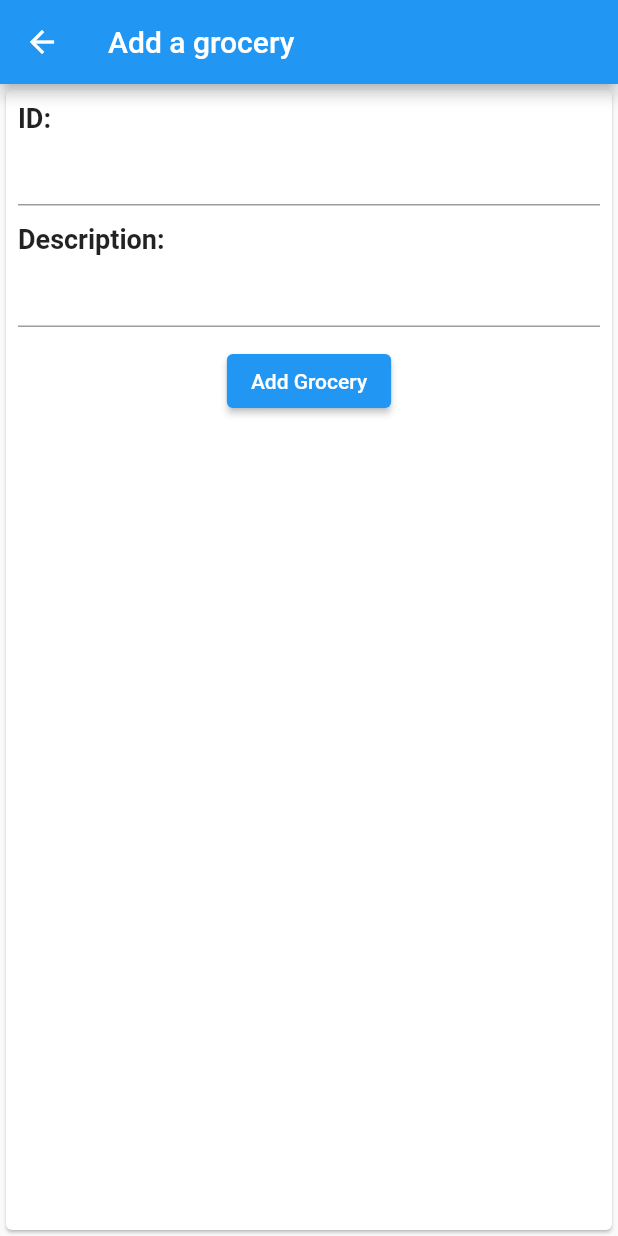
After one commit to zxl3269117/Ansync, a Flutter app: the screen it shows after launch, after a tap on the "remove circle outline" icon, after a tap on the "add" icon, on a phone screen of 412 x 824 dp. The commit adds this screen. Run offline on Flutter 3.47's test engine with Material 2 defaults, Android fonts, the phone set to English and light mode, and no system bars; our stand-ins replace equatable, flutter_bloc.

Commit message:
build add/remove grocery

```diff
--- a/project2/lib/bloc/grocery/grocery_bloc.dart
+++ b/project2/lib/bloc/grocery/grocery_bloc.dart
@@ -1,25 +1,45 @@
 import 'package:flutter_bloc/flutter_bloc.dart';
 import 'package:equatable/equatable.dart';
-import 'package:project2/models/models.dart';
+import '/models/models.dart';
 
 part 'grocery_event.dart';
 part 'grocery_state.dart';
 
 class GroceryBloc extends Bloc<GroceryEvent, GroceryState> {
   GroceryBloc() : super(GroceryLoading()) {
-    void _onLoadGrocery(LoadGrocery event, Emitter<GroceryState> emit) {
+    void onLoadGrocery(LoadGrocery event, Emitter<GroceryState> emit) {
       emit(
         GroceryLoaded(groceries: event.groceries),
       );
     }
 
-    void _onAddGrocery(AddGrocery event, Emitter<GroceryState> emit) {}
-    void _onEditGrocery(EditGrocery event, Emitter<GroceryState> emit) {}
-    void _onRemoveGrocery(RemoveGrocery event, Emitter<GroceryState> emit) {}
+    void onAddGrocery(AddGrocery event, Emitter<GroceryState> emit) {
+      final state = this.state;
+      if (state is GroceryLoaded) {
+        emit(GroceryLoaded(
+          groceries: List.from(state.groceries)..add(event.grocery),
+        ));
+      }
+    }
 
-    on<LoadGrocery>(_onLoadGrocery);
-    on<AddGrocery>(_onAddGrocery);
-    on<EditGrocery>(_onEditGrocery);
-    on<RemoveGrocery>(_onRemoveGrocery);
+    void onEditGrocery(EditGrocery event, Emitter<GroceryState> emit) {}
+
+    void onRemoveGrocery(RemoveGrocery event, Emitter<GroceryState> emit) {
+      final state = this.state;
+      if (state is GroceryLoaded) {
+        List<Grocery> groceries = state.groceries.where((grocery) {
+          return grocery.id != event.grocery.id;
+        }).toList();
+
+        emit(GroceryLoaded(
+          groceries: groceries,
+        ));
+      }
+    }
+
+    on<LoadGrocery>(onLoadGrocery);
+    on<AddGrocery>(onAddGrocery);
+    on<EditGrocery>(onEditGrocery);
+    on<RemoveGrocery>(onRemoveGrocery);
   }
 }
--- a/project2/lib/bloc/grocery/grocery_state.dart
+++ b/project2/lib/bloc/grocery/grocery_state.dart
@@ -12,7 +12,9 @@ class GroceryLoading extends GroceryState {}
 class GroceryLoaded extends GroceryState {
   final List<Grocery> groceries;
 
-  const GroceryLoaded({this.groceries = const <Grocery>[]});
+  const GroceryLoaded({
+    this.groceries = const <Grocery>[],
+  });
 
   @override
   List<Object> get props => [groceries];
--- a/project2/lib/models/grocery_model.dart
+++ b/project2/lib/models/grocery_model.dart
@@ -21,9 +21,4 @@ class Grocery extends Equatable {
 
   @override
   List<Object?> get props => [id, description];
-
-  static List<Grocery> groceries = [
-    const Grocery(id: '1', description: 'Tomato'),
-    const Grocery(id: '2', description: 'Apple'),
-  ];
 }
--- /dev/null
+++ b/project2/lib/screens/add_grocery_page.dart
@@ -0,0 +1,90 @@
+import 'package:flutter/material.dart';
+import 'package:flutter_bloc/flutter_bloc.dart';
+
+import '/models/models.dart';
+import 'package:project2/bloc/grocery/grocery_bloc.dart';
+
+class AddGroceryScreen extends StatelessWidget {
+  const AddGroceryScreen({Key? key}) : super(key: key);
+
+  @override
+  Widget build(BuildContext context) {
+    TextEditingController controllerId = TextEditingController();
+    TextEditingController controllerDescription = TextEditingController();
+
+    return Scaffold(
+      appBar: AppBar(
+        title: const Text('Add a grocery'),
+      ),
+      body: BlocListener<GroceryBloc, GroceryState>(
+        listener: (context, state) {
+          if (state is GroceryLoaded) {
+            ScaffoldMessenger.of(context).showSnackBar(
+              const SnackBar(
+                content: Text('Added!'),
+              ),
+            );
+          }
+          if (state is GroceryLoading) {
+            const Center(
+              child: CircularProgressIndicator(),
+            );
+          }
+        },
+        child: Card(
+          child: Padding(
+            padding: const EdgeInsets.all(8.0),
+            child: Column(
+              children: [
+                _inputField('ID', controllerId),
+                _inputField('Description', controllerDescription),
+                ElevatedButton(
+                  onPressed: () {
+                    var grocery = Grocery(
+                      id: controllerId.value.text,
+                      description: controllerDescription.value.text,
+                    );
+                    context
+                        .read<GroceryBloc>()
+                        .add(AddGrocery(grocery: grocery));
+                    Navigator.pop(context);
+                  },
+                  style: ElevatedButton.styleFrom(
+                    backgroundColor: Theme.of(context).primaryColor,
+                  ),
+                  child: const Text('Add Grocery'),
+                ),
+              ],
+            ),
+          ),
+        ),
+      ),
+    );
+  }
+
+  Column _inputField(
+    String field,
+    TextEditingController controller,
+  ) {
+    return Column(
+      crossAxisAlignment: CrossAxisAlignment.start,
+      children: [
+        Text(
+          '$field: ',
+          style: const TextStyle(
+            fontSize: 18,
+            fontWeight: FontWeight.bold,
+          ),
+        ),
+        Container(
+          height: 50,
+          margin: const EdgeInsets.only(bottom: 10),
+          width: double.infinity,
+          child: TextFormField(
+            controller: controller,
+          ),
+        ),
+      ],
+    );
+  }
+}
--- a/project2/lib/screens/grocery_page.dart
+++ b/project2/lib/screens/grocery_page.dart
@@ -2,6 +2,7 @@ import 'package:flutter/material.dart';
 import 'package:flutter_bloc/flutter_bloc.dart';
 import 'package:project2/bloc/grocery/grocery_bloc.dart';
 import 'package:project2/models/models.dart';
+import 'package:project2/screens/add_grocery_page.dart';
 
 class GroceryPage extends StatelessWidget {
   const GroceryPage({super.key});
@@ -39,12 +40,8 @@ class GroceryPage extends StatelessWidget {
                       shrinkWrap: true,
                       itemCount: state.groceries.length,
                       itemBuilder: (BuildContext context, int index) {
-                        return _groceryCard(state.groceries[index]);
+                        return _groceryCard(context, state.groceries[index]);
                       },
-                    ),
-                    FloatingActionButton(
-                      child: const Icon(Icons.add),
-                      onPressed: () {},
                     ),
                   ],
                 ),
@@ -55,11 +52,22 @@ class GroceryPage extends StatelessWidget {
           }
         },
       ),
+      floatingActionButton: FloatingActionButton(
+        child: const Icon(Icons.add),
+        onPressed: () {
+          Navigator.push(
+            context,
+            MaterialPageRoute(
+              builder: (context) => const AddGroceryScreen(),
+            ),
+          );
+        },
+      ),
     );
   }
 }
 
-Card _groceryCard(Grocery grocery) {
+Card _groceryCard(BuildContext context, Grocery grocery) {
   return Card(
     margin: const EdgeInsets.all(8.0),
     child: Padding(
@@ -75,8 +83,12 @@ Card _groceryCard(Grocery grocery) {
                 icon: const Icon(Icons.edit_note),
               ),
               IconButton(
-                onPressed: () {},
                 icon: const Icon(Icons.remove_circle_outline),
+                onPressed: () {
+                  context.read<GroceryBloc>().add(
+                        RemoveGrocery(grocery: grocery),
+                      );
+                },
               ),
             ],
           )
```
